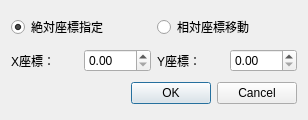
Above: src/MoveTransformDialog.ui from hal1437/BlockMaker before the change. Below: the same form after it.
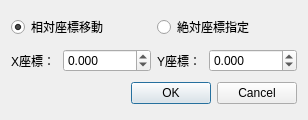
That is the form after the change.

Commit message: 相対移動・絶対指定の機能を完結

```diff
--- a/src/MoveTransformDialog.ui
+++ b/src/MoveTransformDialog.ui
@@ -17,20 +17,23 @@
    <item>
     <layout class="QHBoxLayout" name="horizontalLayout">
      <item>
-      <widget class="QRadioButton" name="radioButton">
-       <property name="text">
-        <string>絶対座標指定</string>
-       </property>
-       <property name="checked">
-        <bool>true</bool>
-       </property>
-      </widget>
-     </item>
-     <item>
-      <widget class="QRadioButton" name="radioButton_2">
+      <widget class="QRadioButton" name="RelativeRadio">
        <property name="text">
         <string>相対座標移動</string>
        </property>
+       <property name="checked">
+        <bool>true</bool>
+       </property>
+      </widget>
+     </item>
+     <item>
+      <widget class="QRadioButton" name="AbsoluteRadio">
+       <property name="text">
+        <string>絶対座標指定</string>
+       </property>
+       <property name="checked">
+        <bool>false</bool>
+       </property>
       </widget>
      </item>
     </layout>
@@ -45,7 +48,17 @@
       </widget>
      </item>
      <item>
-      <widget class="QDoubleSpinBox" name="doubleSpinBox"/>
+      <widget class="QDoubleSpinBox" name="XSpinBox">
+       <property name="decimals">
+        <number>3</number>
+       </property>
+       <property name="minimum">
+        <double>-10000.000000000000000</double>
+       </property>
+       <property name="maximum">
+        <double>10000.000000000000000</double>
+       </property>
+      </widget>
      </item>
      <item>
       <widget class="QLabel" name="label_2">
@@ -55,7 +68,17 @@
       </widget>
      </item>
      <item>
-      <widget class="QDoubleSpinBox" name="doubleSpinBox_2"/>
+      <widget class="QDoubleSpinBox" name="YSpinBox">
+       <property name="decimals">
+        <number>3</number>
+       </property>
+       <property name="minimum">
+        <double>-10000.000000000000000</double>
+       </property>
+       <property name="maximum">
+        <double>10000.000000000000000</double>
+       </property>
+      </widget>
      </item>
     </layout>
    </item>
```
The commit also changes 3 other files.
